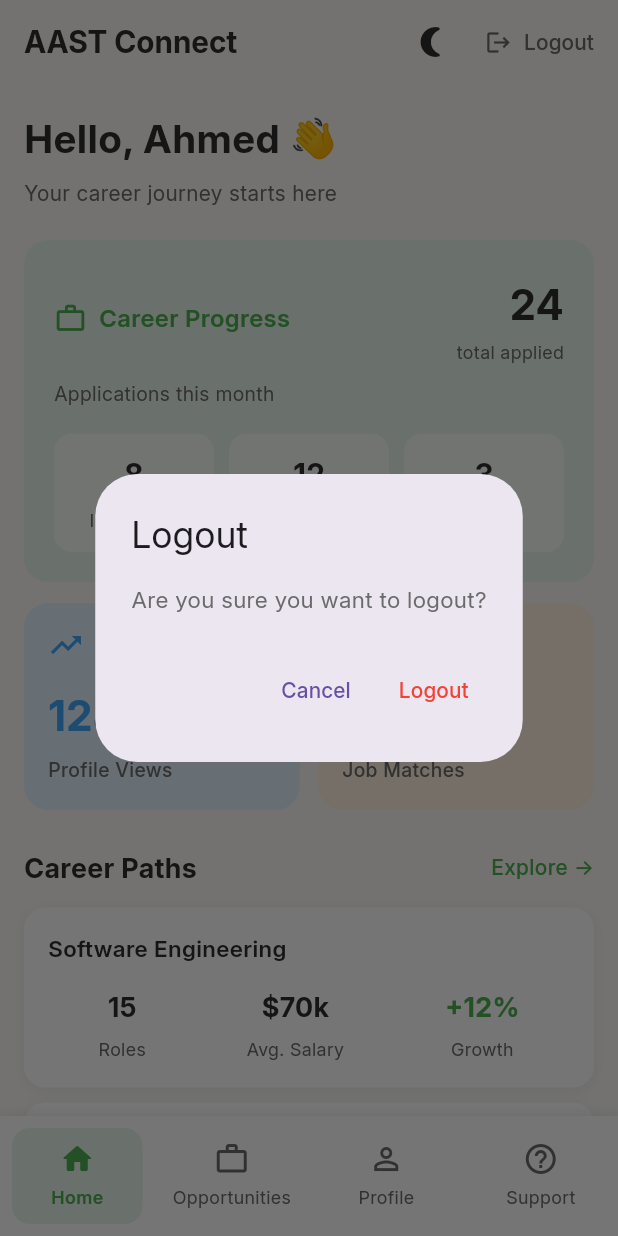
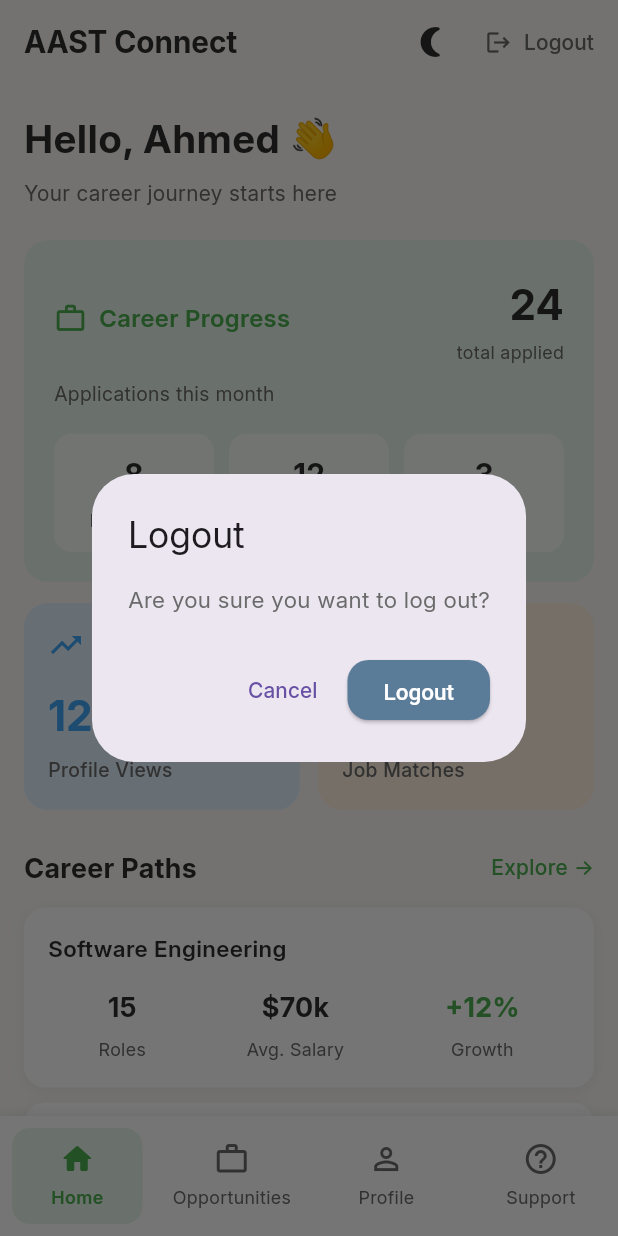
Before and after one commit to Mazen-Senary/AAST-CONNECT, a Flutter app: the FreshGradNavigation screen opened directly, after a tap on "Logout", on a phone screen of 412 x 824 dp. Run offline on Flutter 3.47's test engine with Material 3 defaults, Android fonts, the phone set to English and light mode, and no system bars; our stand-ins replace file_picker, supabase_flutter; accounts and stored records are empty.

Commit message:
Logout Button finally functioning

```diff
--- a/lib/fresh_grads/widgets/aast_app_bar.dart
+++ b/lib/fresh_grads/widgets/aast_app_bar.dart
@@ -1,50 +1,100 @@
 import 'package:flutter/material.dart';
+import 'package:supabase_flutter/supabase_flutter.dart';
+
 import '../theme/app_theme.dart';
+import '../../signIn.dart';
 
 class AastAppBar extends StatelessWidget implements PreferredSizeWidget {
   final bool isDark;
   final VoidCallback onThemeToggle;
-  final VoidCallback onLogout;
 
   const AastAppBar({
     super.key,
     required this.isDark,
     required this.onThemeToggle,
-    required this.onLogout,
   });
+
+  Future<void> _logout(BuildContext context) async {
+    final confirm = await showDialog<bool>(
+      context: context,
+      builder: (ctx) => AlertDialog(
+        title: const Text('Logout'),
+        content: const Text('Are you sure you want to log out?'),
+        actions: [
+          TextButton(
+            onPressed: () => Navigator.pop(ctx, false),
+            child: const Text('Cancel'),
+          ),
+          ElevatedButton(
+            onPressed: () => Navigator.pop(ctx, true),
+            child: const Text('Logout'),
+          ),
+        ],
+      ),
+    );
+
+    if (confirm != true) return;
+
+    try {
+      await Supabase.instance.client.auth.signOut();
+
+      if (!context.mounted) return;
+
+      Navigator.of(context).pushAndRemoveUntil(
+        MaterialPageRoute(builder: (_) => const SignInScreen()),
+        (route) => false,
+      );
+    } catch (e) {
+      ScaffoldMessenger.of(context).showSnackBar(
+        SnackBar(
+          content: Text('Logout failed: $e'),
+          backgroundColor: Colors.red,
+        ),
+      );
+    }
+  }
 
   @override
   Widget build(BuildContext context) {
     return AppBar(
-      backgroundColor: isDark ? AppColors.darkBackground : AppColors.background,
+      backgroundColor:
+          isDark ? AppColors.darkBackground : AppColors.background,
       elevation: 0,
       title: Text(
         'AAST Connect',
         style: TextStyle(
           fontSize: 20,
           fontWeight: FontWeight.bold,
-          color: isDark ? AppColors.darkTextPrimary : AppColors.textPrimary,
+          color:
+              isDark ? AppColors.darkTextPrimary : AppColors.textPrimary,
         ),
       ),
       actions: [
         IconButton(
           onPressed: onThemeToggle,
           icon: Icon(
-            isDark ? Icons.wb_sunny_outlined : Icons.nightlight_round,
-            color: isDark ? AppColors.darkTextPrimary : AppColors.textPrimary,
+            isDark
+                ? Icons.wb_sunny_outlined
+                : Icons.nightlight_round,
+            color:
+                isDark ? AppColors.darkTextPrimary : AppColors.textPrimary,
           ),
         ),
         TextButton.icon(
-          onPressed: onLogout,
+          onPressed: () => _logout(context),
           icon: Icon(
             Icons.logout,
             size: 18,
-            color: isDark ? AppColors.darkTextSecondary : AppColors.textSecondary,
+            color: isDark
+                ? AppColors.darkTextSecondary
+                : AppColors.textSecondary,
           ),
           label: Text(
             'Logout',
             style: TextStyle(
-              color: isDark ? AppColors.darkTextSecondary : AppColors.textSecondary,
+              color: isDark
+                  ? AppColors.darkTextSecondary
+                  : AppColors.textSecondary,
               fontSize: 14,
             ),
           ),
--- a/lib/fresh_grads/widgets/fresh_grad_navigation.dart
+++ b/lib/fresh_grads/widgets/fresh_grad_navigation.dart
@@ -5,6 +5,8 @@ import '../screens/profile_screen.dart';
 import '../screens/support_screen.dart';
 import '../widgets/aast_app_bar.dart';
 import '../theme/app_theme.dart';
+
+
 
 class _NavItem {
   final IconData icon;
@@ -63,32 +65,10 @@ class _FreshGradNavigationState extends State<FreshGradNavigation> {
         return Theme(
   data: AppTheme.light(),
   child: Scaffold(
-            appBar: AastAppBar(
-              isDark: false,
-              onThemeToggle: () {},
-              onLogout: () {
-                showDialog(
-                  context: context,
-                  builder: (ctx) => AlertDialog(
-                    title: const Text('Logout'),
-                    content: const Text('Are you sure you want to logout?'),
-                    actions: [
-                      TextButton(
-                        onPressed: () => Navigator.pop(ctx),
-                        child: const Text('Cancel'),
-                      ),
-                      TextButton(
-                        onPressed: () => Navigator.pop(ctx),
-                        child: const Text(
-                          'Logout',
-                          style: TextStyle(color: Colors.red),
-                        ),
-                      ),
-                    ],
-                  ),
-                );
-              },
-            ),
+    appBar: AastAppBar(
+  isDark: false,
+  onThemeToggle: () {},
+),
             body: IndexedStack(
               index: _currentIndex,
               children: _screens,
```
Also changed, not shown: 1 other file.
